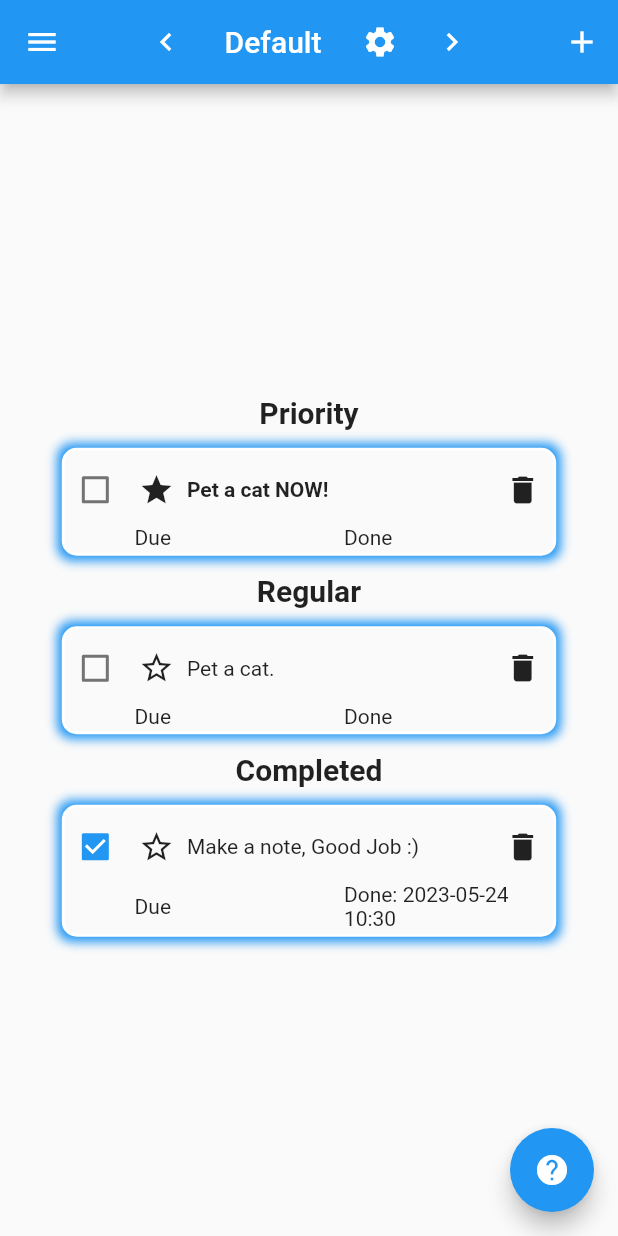
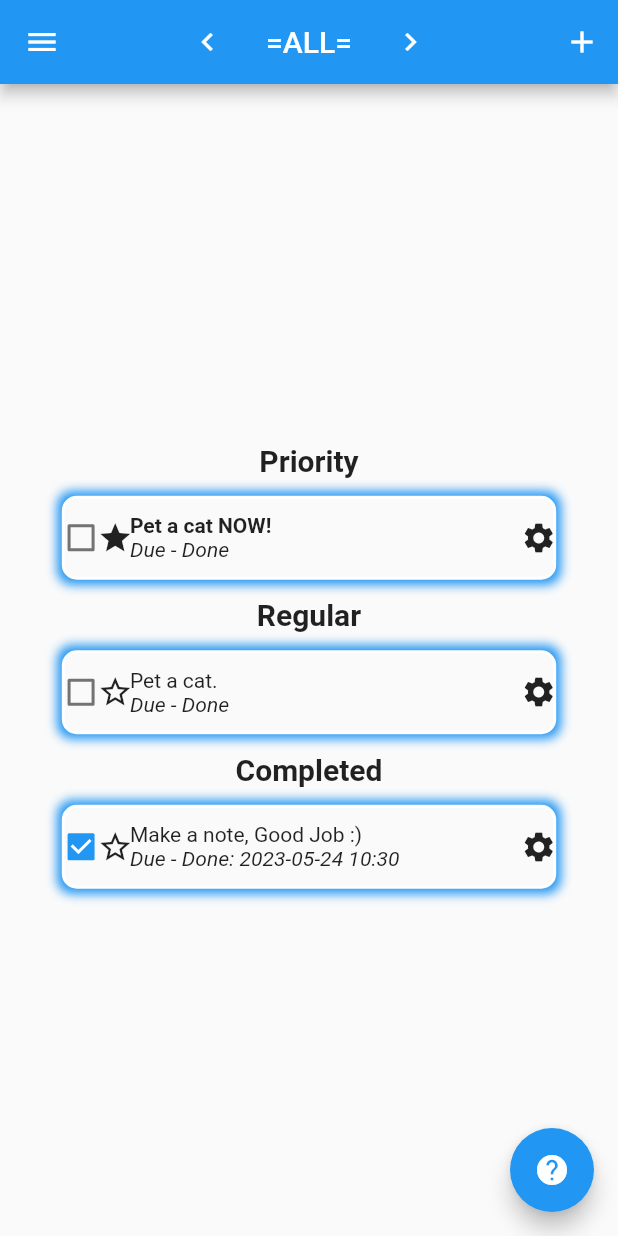
Before and after one commit to KittKat7/remempurr, a Flutter app: the screen it shows after launch, after a tap on "Default", on a phone screen of 412 x 824 dp. Run offline on Flutter 3.47's test engine with Material 2 defaults, Android fonts, the phone set to English and light mode, and no system bars; drawn by our look-alikes of flutter_markdown; our stand-ins replace hive_flutter, permission_handler; missing offline and left inert: file_selector, universal_html; accounts and stored records are empty.

```diff
--- a/lib/classes/todolist.dart
+++ b/lib/classes/todolist.dart
@@ -387,6 +387,7 @@ List<String> loadToDoNotes() {
 
 	// If the box is empty
 	if (keys.isEmpty) {
+		// box.put("", defToDoList);
 		// Add a default note list
 		box.put("Default", defToDoList);
 
@@ -394,7 +395,7 @@ List<String> loadToDoNotes() {
 		keys = box.keys.toList();
 	} // end if
 
-	todoNames = ["=ALL=",];
+	todoNames = [];
 	// Iterate over the keys
 	for (String k in keys) {
 		// add the key to the list
@@ -450,7 +451,7 @@ String getCurrentToDoName() {
 bool listNameIsValid(String name) {
 	Set<String> invalid = {
 		"=all=",
-		"description", // contains {desc: "description", other tags...}
+		"{desc}", // contains {desc: "description", other tags...}
 	};
 	if (invalid.contains(name.toLowerCase())) {
 		return false;
@@ -469,9 +470,9 @@ String listNameDupCheck(String name) {
 	return name;
 } // end todoNamesDupCheck
 
-void newToDoNote({String? name}) {
+void newToDoList({String? name}) {
 	var box = Hive.box('remempurr');
-	name ??= "New ToDo";
+	name ??= "New To-Do List";
 
 	name = listNameDupCheck(name);
 
@@ -493,7 +494,7 @@ ToDoList renameToDoList(String key, String newKey) {
 	copy.name = newKey;
 
 	deleteToDoNote(key);
-	newToDoNote(name: newKey);
+	newToDoList(name: newKey);
 	for (ToDo k in copy.todoItems) {
 		k.listName = newKey;
 	}
--- a/lib/helpers/graphics.dart
+++ b/lib/helpers/graphics.dart
@@ -116,8 +116,8 @@ void enterTxtPopup(BuildContext context, String title, Function(String) onConfir
             onPressed: () {
               // Handle confirm
               String text = controller.text;
-              onConfirm(text);
               Navigator.of(context).pop();
+							onConfirm(text);
             },
           ),
         ],
--- a/lib/main.dart
+++ b/lib/main.dart
@@ -106,7 +106,11 @@ class _HomePageState extends State<HomePage> with WidgetsBindingObserver {
 			// Create an empty list to store the widgets
 			List<Widget> widgets = [];
 			// Iterate over the to-do notes
-			for (int i = 1; i < todoNames.length; i++) {
+			for (int i = 0; i < todoNames.length; i++) {
+				print(todoNames);
+				if (!listNameIsValid(todoNames[i])) {
+					continue;
+				}
 				// Create a button for viewing the note
 				var button = ElevatedButton(
 					onPressed: () {
@@ -193,11 +197,15 @@ class _HomePageState extends State<HomePage> with WidgetsBindingObserver {
 		// create a new to-do button
 		var newToDoNoteBtn = ElevatedButton(
 			onPressed: () {
-				newToDoNote();
-				Navigator.pushNamed(context, '/todo').whenComplete(() => setState(() {}));
+
+				enterTxtPopup(context, title, (p0) {
+					newToDoList(name: p0);
+					// setState(() => renameToDoList(getCurrentToDoName(), p0));
+					Navigator.pushNamed(context, '/todo').whenComplete(() => setState(() {}));
+				}, hint: "To-Do Name");
 				// setState(() { newToDoNote(); });
 			},
-			child: const Text("New ToDo Note"),
+			child: const Text("New To-Do Note"),
 		);
 
 		// options page button
--- a/lib/pages/todo_page.dart
+++ b/lib/pages/todo_page.dart
@@ -147,7 +147,7 @@ List<Widget> displayToDoItems(BuildContext context, State state) {
 
 	Container container(Widget child) {
 		return Container(
-			margin: EdgeInsets.all(10),
+			margin: const EdgeInsets.all(10),
 			child: child,
 		);
 	}
@@ -173,25 +173,19 @@ List<Widget> displayToDoItems(BuildContext context, State state) {
 		}
 
 		// checkbox
-		var checkbox = Expanded(
-			flex: 1,
-			child: Checkbox(value: td.isComplete(), onChanged: (bool? value) {
+		var checkbox = Checkbox(value: td.isComplete(), onChanged: (bool? value) {
 				// ignore: invalid_use_of_protected_member
 				state.setState(() {
 					// td.isComplete()? uncomplete(td) : complete(td);
 					saveToDoNotes(name: getCurrentToDoName(), note: toggleComplete(td), item: td);
 				});
-			})
+			}
 		);
 
 		// description
 		bool toLong = td.desc.length >= 32;
 		String shortDescription = toLong? td.desc.substring(0, 29) : td.desc;
-		var style = td.isPriority()?
-			const TextStyle(fontWeight: FontWeight.bold) : const TextStyle(fontWeight: FontWeight.normal);
-		var description = Expanded(
-			flex: 5,
-			child: GestureDetector(
+		var description = GestureDetector(
 			onTap: () => enterTxtPopup(
 				context,
 				"Change To Do",
@@ -199,22 +193,7 @@ List<Widget> displayToDoItems(BuildContext context, State state) {
 				(text) {state.setState(() => setDesc(td, text));},
 				def: td.getDesc(),
 			),
-				child: Text(toLong? "$shortDescription..." : td.desc, style: style)
-			)
-		);
-
-		var fullDescription = Expanded(
-			flex: 14,
-			child: GestureDetector(
-				onTap: () => enterTxtPopup(
-					context,
-					"Change To Do",
-					// ignore: invalid_use_of_protected_member
-					(text) {state.setState(() => setDesc(td, text));},
-					def: td.getDesc(),
-				),
-				child: Text(td.desc)
-			)
+			child: MarkdownBody(data: "${td.isPriority()? "**" : ""}${td.desc}${td.isPriority()? "**" : ""}")
 		);
 
 		// dueDate
@@ -222,12 +201,11 @@ List<Widget> displayToDoItems(BuildContext context, State state) {
 			DateTime.now().compareTo(td.getDueDate()!) > -1? true : false : false;
 		TextStyle dueDateTxtStyle = TextStyle(
 			color: isLate? Colors.red : null,
-			fontWeight: isLate? FontWeight.bold : null
+			fontWeight: isLate? FontWeight.bold : null,
+			fontStyle: FontStyle.italic,
 			);
 		String formattedDueDate = td.isDue()? formatDate(td.getDueDate()!) : "";
-		var dueDate = Expanded(
-			flex: 3,
-			child: GestureDetector(
+		var dueDate = GestureDetector(
 				onTap: () {
 					dateSelect(
 						context,
@@ -248,27 +226,12 @@ List<Widget> displayToDoItems(BuildContext context, State state) {
 					td.isDue()? "Due: $formattedDueDate" : "Due",
 					style: dueDateTxtStyle,
 				),
-		));
-
-		// star button
-		var star = Expanded(
-			flex: 1,
-			child: IconButton(
-				onPressed: () {
-				// ignore: invalid_use_of_protected_member
-					state.setState(() {
-						saveToDoNotes(name: getCurrentToDoName(), note: togglePriority(td), item: td);
-					});
-				}, icon: Icon(td.isPriority()? Icons.star : Icons.star_border),
-				padding: EdgeInsets.zero,
-		)); // end star button
+		);
 
 		// compDate
 		String formattedCompDate = td.isComplete()? formatDate(td.getCompDate()) : "";
 		if (formattedCompDate == "null") formattedCompDate = "N/A";
-		var compDate = Expanded(
-			flex: 3,
-			child: GestureDetector(
+		var compDate = GestureDetector(
 			onTap: () {
 				dateSelect(
 					context,
@@ -286,14 +249,24 @@ List<Widget> displayToDoItems(BuildContext context, State state) {
 				);
 			},
 			child: Text(
-					td.isComplete()? "Done: $formattedCompDate" : "Done"
+				td.isComplete()? "Done: $formattedCompDate" : "Done",
+				style: const TextStyle(fontStyle: FontStyle.italic),
 			),
-		));
+		);
+
+		// star button
+		var star = IconButton(
+				onPressed: () {
+				// ignore: invalid_use_of_protected_member
+					state.setState(() {
+						saveToDoNotes(name: getCurrentToDoName(), note: togglePriority(td), item: td);
+					});
+				}, icon: Icon(td.isPriority()? Icons.star : Icons.star_border),
+				padding: EdgeInsets.zero,
+		); // end star button
 
 		// delete button
-		var delBtn = Expanded(
-			flex: 1,
-			child: IconButton(
+		var delBtn = IconButton(
 				onPressed: () {
 				// ignore: invalid_use_of_protected_member
 				confirmPopup(
@@ -303,45 +276,56 @@ List<Widget> displayToDoItems(BuildContext context, State state) {
 					// ignore: invalid_use_of_protected_member
 					() {state.setState(() => deleteToDo(td));}
 				);
-			}, icon: const Icon(Icons.delete),
+			}, icon: const Icon(Icons.settings),
 			padding: EdgeInsets.zero,
-		)); // end delete button
+		); // end delete button
 
+		var descCol = Column(
+			children: [
+				Row(
+					children: [
+						description,
+					]
+				),
+				Row(
+					children: [
+						// Expanded(flex: 4, child: dueDate),
+						// Expanded(flex: 4, child: compDate),
+						// Expanded(flex: 7, child: SizedBox())
+						dueDate,
+						const Text(" - "),
+						compDate,
+					],
+				)
+			]
+		);
 
+		var itemRow = Row(
+			children: [
+				Expanded(flex: 1, child: checkbox),
+				Expanded(flex: 1, child: star),
+				Expanded(flex: 12, child: descCol),
+				Expanded(flex: 1, child: delBtn)
+			]
+		);
 
-
-		var row = Row(children: <Widget>[
-			checkbox,
-			star,
-			description,
-			// dueDate,
-			// compDate,
-			delBtn,
-		]);
-
-		var column = Container(
+		var item = GestureDetector(
+			onLongPress: () => confirmPopup(context, "Hi", "This is a test...", () => null),
+			child: Container(
 				decoration: BoxDecoration(
 					border: Border.all(color: Theme.of(context).colorScheme.onBackground, width: 2),
 					borderRadius: BorderRadius.circular(10),
 					color: Theme.of(context).canvasColor,
 					boxShadow: [BoxShadow(color: Theme.of(context).colorScheme.primary, blurRadius: 5, spreadRadius: 3)]
 				),
-			margin: EdgeInsets.only(top: 2, bottom: 2),
-			child: Container(margin: EdgeInsets.only(top: 2, bottom: 2), child: Column(
-				children: [
-					row,
-					if (toLong) Row(children: [const Expanded(flex: 1, child: SizedBox()), fullDescription]),
-					Row(children: [const Expanded(flex: 1, child: SizedBox()), dueDate, compDate,])
-				],
-			))
+				margin: const EdgeInsets.only(top: 2, bottom: 2),
+				child: Container(margin: const EdgeInsets.only(top: 2, bottom: 2), child: itemRow)
+			)
 		);
 
 		todoItems.add(
-			column
+			item
 		);
-
-
-
 
 
 	} // end for
```
Lines whose indentation alone changed are shown as unchanged.
